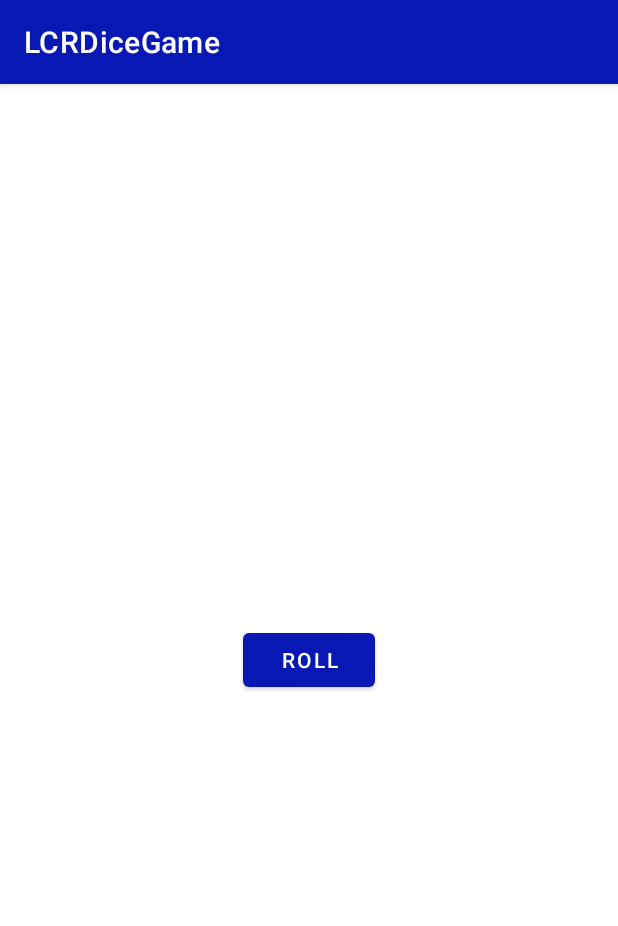
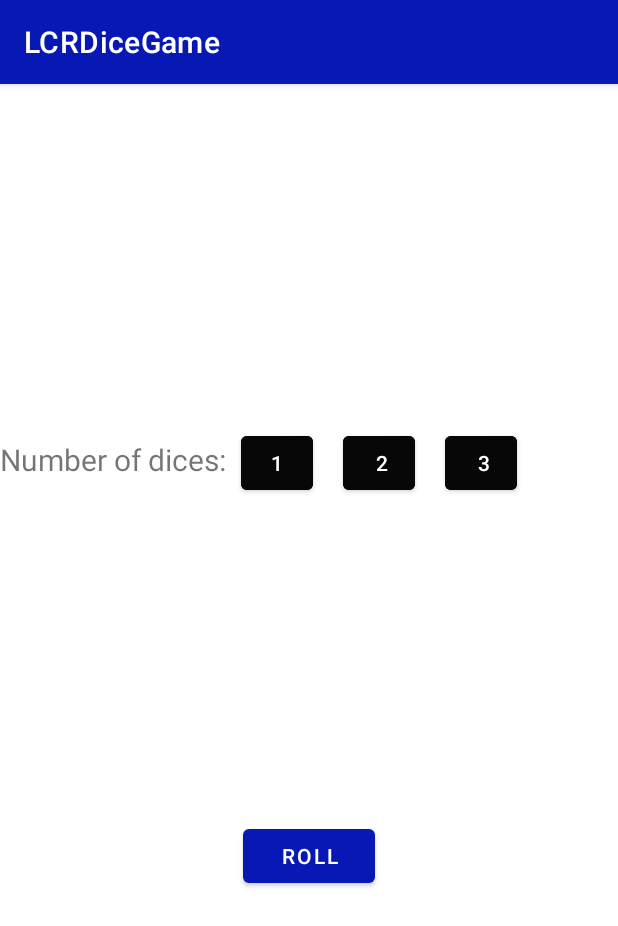
Before and after one commit to rjromo/LCRDiceGame, an Android app: the screen it shows after launch (MainActivity), on a phone screen of 412 x 824 dp. Shown: the top 926 px of the screen. Run offline under Robolectric (Android 15) with nearby library versions, the phone set to English and light mode, and no system bars; our stand-ins replace AdMob; 2 statements that could not run were skipped.

Commit message:
Buttons added

```diff
--- a/app/src/main/java/com/rubenjromo/lcrdicegame/MainActivity.kt
+++ b/app/src/main/java/com/rubenjromo/lcrdicegame/MainActivity.kt
@@ -54,12 +54,12 @@ class MainActivity : AppCompatActivity() {
     fun rollDice(){
         val randomInt = Random.nextInt(6) + 1
         val drawableResource = when (randomInt){
-            1 -> R.drawable.dice_1
-            2 -> R.drawable.dice_2
-            3 -> R.drawable.dice_3
-            4 -> R.drawable.dice_4
-            5 -> R.drawable.dice_5
-            else -> R.drawable.dice_6
+            1 -> R.drawable.dice_dot
+            2 -> R.drawable.dice_dot
+            3 -> R.drawable.dice_dot
+            4 -> R.drawable.dice_l
+            5 -> R.drawable.dice_c
+            else -> R.drawable.dice_r
         }
         dice_image.setImageResource(drawableResource)
     }
--- a/app/src/main/res/layout/activity_main.xml
+++ b/app/src/main/res/layout/activity_main.xml
@@ -6,15 +6,62 @@
               android:layout_gravity="center_vertical"
               tools:context=".MainActivity" android:orientation="vertical">
 
+    <LinearLayout
+            xmlns:android="http://schemas.android.com/apk/res/android"
+            android:layout_width="match_parent"
+            android:layout_height="wrap_content"
+            android:orientation="horizontal"
+            >
+
+        <TextView android:layout_width="wrap_content"
+                  android:layout_height="wrap_content"
+                  android:text="@string/dices"
+                  android:textSize="20dp"
+                  android:layout_gravity="top"
+                  android:paddingRight="10dp"/>
+
+     <Button
+                android:layout_width="48dp"
+                android:layout_height="48dp"
+                android:text="@string/diceButton1"
+                android:textColor="@color/cardview_light_background"
+                android:backgroundTint="@color/colorPrimaryDark"
+                android:layout_marginRight="20dp"
+                android:id="@+id/dice_button1"
+        />
+
+     <Button
+                android:layout_width="48dp"
+                android:layout_height="48dp"
+                android:text="@string/diceButton2"
+                android:textColor="@color/cardview_light_background"
+                android:backgroundTint="@color/colorPrimaryDark"
+                android:paddingLeft="20dp"
+                android:layout_marginRight="20dp"
+                android:id="@+id/dice_button2"
+        />
+        <Button
+                android:layout_width="48dp"
+                android:layout_height="48dp"
+                android:text="@string/diceButton3"
+                android:textColor="@color/cardview_light_background"
+                android:backgroundTint="@color/colorPrimaryDark"
+                android:paddingLeft="20dp"
+                android:id="@+id/dice_button3"
+        />
+
+
+    </LinearLayout>
 
     <ImageView
             android:contentDescription="@string/dice"
-            android:layout_width="wrap_content"
-            android:layout_height="wrap_content"
+            android:layout_width="227dp"
+            android:layout_height="214dp"
             android:layout_gravity="center_horizontal"
-            tools:src="@drawable/dice_1"
+            tools:src="@drawable/dice_dot"
             android:id="@+id/dice_image"
-    />
+            />
+
 
 
     <Button
--- a/app/src/main/res/values/colors.xml
+++ b/app/src/main/res/values/colors.xml
@@ -1,6 +1,6 @@
 <?xml version="1.0" encoding="utf-8"?>
 <resources>
     <color name="colorPrimary">#0718B4</color>
-    <color name="colorPrimaryDark">#FFFFFF</color>
+    <color name="colorPrimaryDark">#070707</color>
     <color name="colorAccent">#C51162</color>
 </resources>
--- a/app/src/main/res/values/strings.xml
+++ b/app/src/main/res/values/strings.xml
@@ -5,4 +5,8 @@
     <string name="InsterstitialID">ca-app-pub-4597919722020460/4887901692</string>
     <string name="BannerID">ca-app-pub-4597919722020460/8551814538</string>
     <string name="dice">Dice</string>
+    <string name="dices">Number of dices: </string>
+    <string name="diceButton1">1</string>
+    <string name="diceButton2">2</string>
+    <string name="diceButton3">3</string>
 </resources>
```
Also changed, not shown: app/src/main/res/drawable-v24/dice_c.png (added), app/src/main/res/drawable-v24/dice_dot.png (added), app/src/main/res/drawable-v24/dice_l.png (added), app/src/main/res/drawable-v24/dice_r.png (added).
